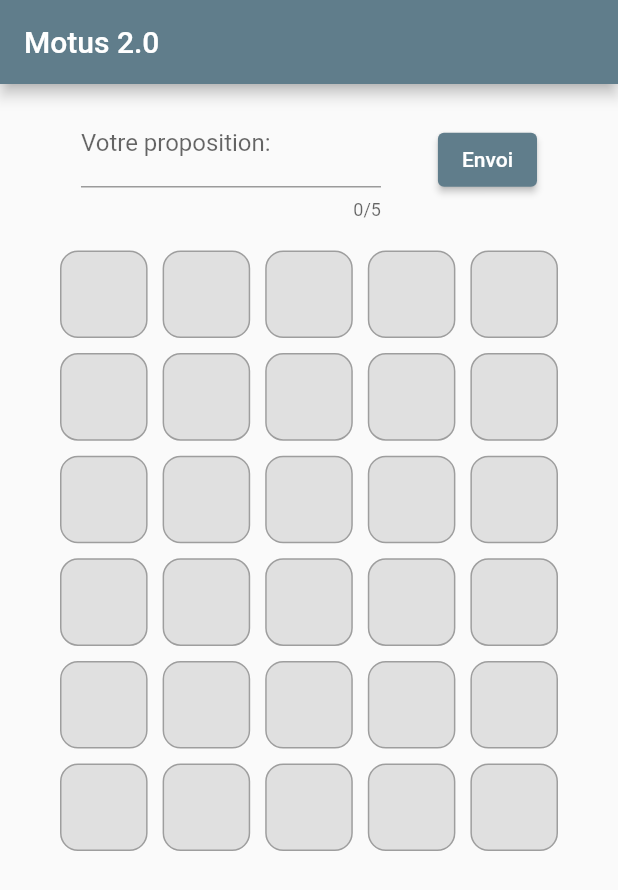
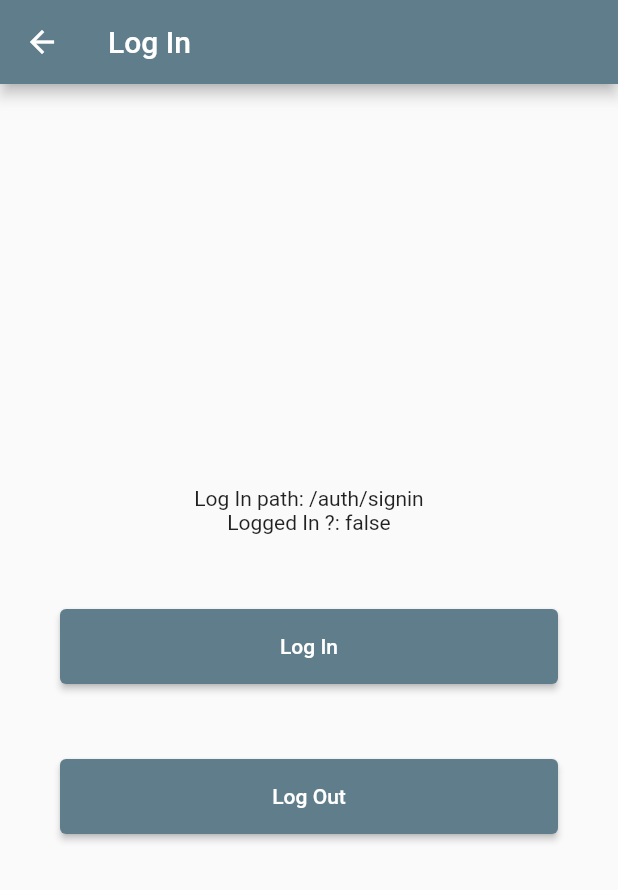
Before and after one commit to jdemorcy/motusv2, a Flutter app: the screen it shows after launch, on a phone screen of 412 x 824 dp. Shown: the top 890 px of the screen. Run offline on Flutter 3.47's test engine with Material 2 defaults, Android fonts, the phone set to English and light mode, and no system bars; our stand-ins replace firebase_auth, firebase_core, go_router; missing offline and left inert: firebase; accounts and stored records are empty.

Commit message:
Basic implementation of the routing system

```diff
--- a/lib/main.dart
+++ b/lib/main.dart
@@ -1,17 +1,32 @@
 import 'package:flutter/material.dart';
+import 'package:firebase_core/firebase_core.dart';
+import 'package:firebase_auth/firebase_auth.dart';
+
+import 'package:go_router/go_router.dart';
 import 'package:provider/provider.dart';
 
+import 'screens/authenticate.dart';
+import 'screens/show_result.dart';
+import 'screens/sign_in.dart';
+
+import 'services/auth.dart';
+
+import 'validation/input_validation.dart';
+
 import 'model/motus_grid.dart';
-import 'screens/show_result.dart';
-import 'validation/input_validation.dart';
 import 'model/motus_data.dart';
 
-void main() {
-  runApp(const MyApp());
+
+void main() async {
+  WidgetsFlutterBinding.ensureInitialized();
+  await Firebase.initializeApp();
+  runApp(MyApp());
 }
 
 class MyApp extends StatelessWidget {
-  const MyApp({Key? key}) : super(key: key);
+  MyApp({Key? key}) : super(key: key);
+
+  final _userPlayer = AuthService();
 
   // This widget is the root of your application.
   @override
@@ -20,21 +35,68 @@ class MyApp extends StatelessWidget {
       onTap: () => FocusManager.instance.primaryFocus?.unfocus(),
       child: MultiProvider(
         providers: [
+          ChangeNotifierProvider<AuthService?>.value(value: _userPlayer),
+          //StreamProvider<User?>(create: (_) => _userPlayer.user,initialData: null),
           ChangeNotifierProvider<MotusGrid>(create: (_) => MotusGrid()),
           ChangeNotifierProvider<InputValidation>(
               create: (_) => InputValidation()),
           ChangeNotifierProvider<MotusData>(create: (_) => MotusData()),
         ],
-        child: MaterialApp(
+
+        child: MaterialApp.router(
+          // Routing initialization
+          routeInformationParser: _router.routeInformationParser,
+          routerDelegate: _router.routerDelegate,
           // Hide the debug banner
           debugShowCheckedModeBanner: false,
           title: 'Motus 2.0',
-          theme: ThemeData(primarySwatch: Colors.blueGrey),
-          home: MyHomePage(),
+          theme: ThemeData(primarySwatch: Colors.blueGrey)
         ),
       ),
     );
   }
+
+// Routes definitions
+  late final GoRouter _router = GoRouter(
+      debugLogDiagnostics: true,
+      //refreshListenable: GoRouterRefreshStream(_userPlayer.user),
+      refreshListenable: _userPlayer,
+      initialLocation: '/',
+
+      redirect: (state) {
+        // if the user is not logged in, they need to login
+        final loggedIn = _userPlayer.isLoggedIn;
+        print('\x1B[32misLoggedIn: $loggedIn\x1B[0m');
+        final loggingIn = state.subloc == '/auth/signin';
+        print('\x1B[32mstate.subloc: ${state.subloc}\x1B[0m');
+        if (!loggedIn) return loggingIn ? null : '/auth/signin';
+
+        // if the user is logged in but still on the login page, send them to
+        // the home page
+        if (loggingIn) return '/';
+
+        // no need to redirect at all
+        return null;
+      },
+
+
+      routes: <GoRoute>[
+        GoRoute(
+          path: '/',
+          builder: (BuildContext context, GoRouterState state) => MyHomePage(),
+        ),
+        GoRoute(
+          path: '/auth',
+          builder: (BuildContext context, GoRouterState state) => Authenticate(),
+          routes: [
+            GoRoute(
+              path: 'signin',
+              builder: (BuildContext context, GoRouterState state) => SignIn(),
+            )
+          ]
+          )
+      ]
+  );
 }
 
 class MyHomePage extends StatelessWidget {
@@ -86,6 +148,23 @@ class MyHomePage extends StatelessWidget {
     return Scaffold(
         appBar: AppBar(
           title: Text(title),
+          actions: <Widget>[
+          TextButton.icon(
+            onPressed: () {
+              context.push('/auth');
+            },
+            icon: const Icon(
+              Icons.person,
+              color: Colors.white,
+            ),
+            label: const Text(
+              'Sign in / Sign up',
+              style: TextStyle(
+                color: Colors.white,
+              ),
+            ),
+          ),
+        ],
         ),
         body: Padding(
             padding: const EdgeInsets.fromLTRB(40, 10, 40, 10),
@@ -114,7 +193,8 @@ class MyHomePage extends StatelessWidget {
                         FocusManager.instance.primaryFocus?.unfocus();
                         validateForm(_db.wordAllCaps);
                       },
-                      child: const Text('Envoi')),
+                      child: const Text('Envoi')
+                  ),
                 ],
               ),
               const SizedBox(height: 20),
--- a/lib/model/motus_data.dart
+++ b/lib/model/motus_data.dart
@@ -28,7 +28,7 @@ class MotusData with ChangeNotifier{
       path = 'https://motus-12db3-default-rtdb.europe-west1.firebasedatabase.app/param.json';
       response = await fbClient.get(path);
       int count = response['count'];
-      print('# of words: $count');
+      print('\x1B[32m# of words: $count\x1B[0m');
 
       // Generating random number
       Random random = Random();
@@ -42,7 +42,7 @@ class MotusData with ChangeNotifier{
         _wordSmallCaps = value;
       });
 
-      print('random word #$randomNumber: $_wordSmallCaps');
+      print('\x1B[32mrandom word #$randomNumber: $_wordSmallCaps\x1B[0m');
       return _wordAllCaps;
   }
 
--- /dev/null
+++ b/lib/screens/sign_in.dart
@@ -0,0 +1,74 @@
+import 'package:flutter/material.dart';
+import 'package:firebase_auth/firebase_auth.dart';
+import 'package:provider/provider.dart';
+import 'package:go_router/go_router.dart';
+
+import '../services/auth.dart';
+
+class SignIn extends StatelessWidget {
+  const SignIn({ Key? key }) : super(key: key);
+
+  @override
+  Widget build(BuildContext context) {
+
+    AuthService _user = Provider.of<AuthService>(context, listen: true);
+
+    Future logAnon({required String action}) async {
+
+      if(action == 'login') {
+        User? result = await _user.signInAnon();
+        if(result != null) {
+          print('Login successfull: ${result.uid}');
+        } else {
+          print('Could not connect anon !');
+        }
+      }
+
+      if(action == 'logout') {
+        Null result = await _user.signOut();
+        print('Logout successfull');
+      }
+
+  }
+
+    return Scaffold(
+      appBar: AppBar(
+          title: Text('Log In'),
+      ),
+      body: Center(
+        child: Padding(
+            padding: const EdgeInsets.fromLTRB(40, 40, 40, 40),
+            child: Column(
+            crossAxisAlignment: CrossAxisAlignment.center,
+            mainAxisAlignment: MainAxisAlignment.center,
+            children: [
+              Text('Log In path: ${GoRouter.of(context).location}'),
+              Text('Logged In ?: ${_user.isLoggedIn}'),
+              const SizedBox(height: 50),
+              ElevatedButton(
+                style: ElevatedButton.styleFrom(
+                  minimumSize: const Size.fromHeight(50),
+                ),
+                onPressed: () async {
+                   await logAnon(action: 'login');
+                   //context.go('/');
+                },
+                child: const Text('Log In'),
+              ),
+              const SizedBox(height: 50),
+              ElevatedButton(
+                style: ElevatedButton.styleFrom(
+                  minimumSize: const Size.fromHeight(50),
+                ),
+                onPressed: () async {
+                   await logAnon(action: 'logout');
+                },
+                child: const Text('Log Out'),
+              ),
+            ],
+              ),
+        ),
+      ),
+    );
+  }
+}
--- a/pubspec.yaml
+++ b/pubspec.yaml
@@ -38,6 +38,9 @@ dependencies:
   firebase: ^9.0.2
   url_launcher: ^6.0.20
   flutter_launcher_icons: ^0.9.2
+  go_router: ^3.0.5
+  firebase_core: ^1.13.1
+  firebase_auth: ^3.3.11
 
 flutter_icons:
   image_path: "icon/motusv2.png"
```
Also changed, not shown: lib/screens/authenticate.dart (added, +60 -0 lines), lib/services/auth.dart (added, +75 -0 lines), pubspec.lock, 1 other file.
